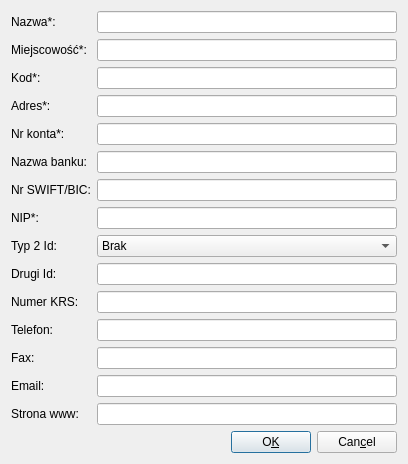
First picture: the form in ui/User.ui, repository juliagoda/qfaktury, before the edit.
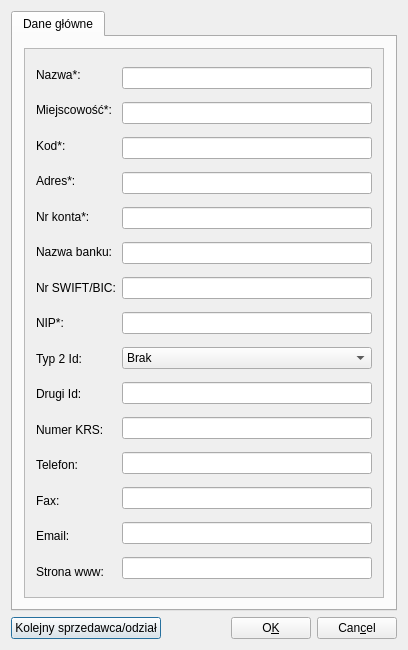
Second picture: the form after the edit.

Commit message: Adding next sellers as users

```diff
--- a/ui/User.ui
+++ b/ui/User.ui
@@ -7,7 +7,7 @@
     <x>0</x>
     <y>0</y>
     <width>408</width>
-    <height>422</height>
+    <height>650</height>
    </rect>
   </property>
   <property name="windowTitle">
@@ -16,6 +16,13 @@
   <layout class="QGridLayout">
    <item row="1" column="0">
     <layout class="QHBoxLayout">
+     <item>
+      <widget class="QPushButton" name="nextSeller">
+       <property name="text">
+        <string>Kolejny sprzedawca/odział</string>
+       </property>
+      </widget>
+     </item>
      <item>
       <spacer>
        <property name="orientation">
@@ -61,7 +68,32 @@
     </layout>
    </item>
    <item row="0" column="0">
-    <layout class="QHBoxLayout">
+    <widget class="QTabWidget" name="sellersList">
+     <property name="currentIndex">
+      <number>0</number>
+     </property>
+     <widget class="QWidget" name="mainSeller">
+      <attribute name="title">
+       <string>Dane główne</string>
+      </attribute>
+      <layout class="QHBoxLayout" name="horizontalLayout">
+       <item>
+        <widget class="QScrollArea" name="scrollArea">
+         <property name="widgetResizable">
+          <bool>true</bool>
+         </property>
+         <widget class="QWidget" name="scrollAreaWidgetContents">
+          <property name="geometry">
+           <rect>
+            <x>0</x>
+            <y>0</y>
+            <width>352</width>
+            <height>556</height>
+           </rect>
+          </property>
+          <layout class="QHBoxLayout" name="horizontalLayout_2">
+           <item>
+            <layout class="QHBoxLayout" name="usersMainLay">
      <item>
       <layout class="QVBoxLayout">
        <item>
@@ -290,6 +322,15 @@
       </layout>
      </item>
     </layout>
+           </item>
+          </layout>
+          <zorder></zorder>
+         </widget>
+        </widget>
+       </item>
+      </layout>
+     </widget>
+    </widget>
    </item>
   </layout>
  </widget>
```
Lines whose indentation alone changed are shown as unchanged. The commit also changes 3 other files.
